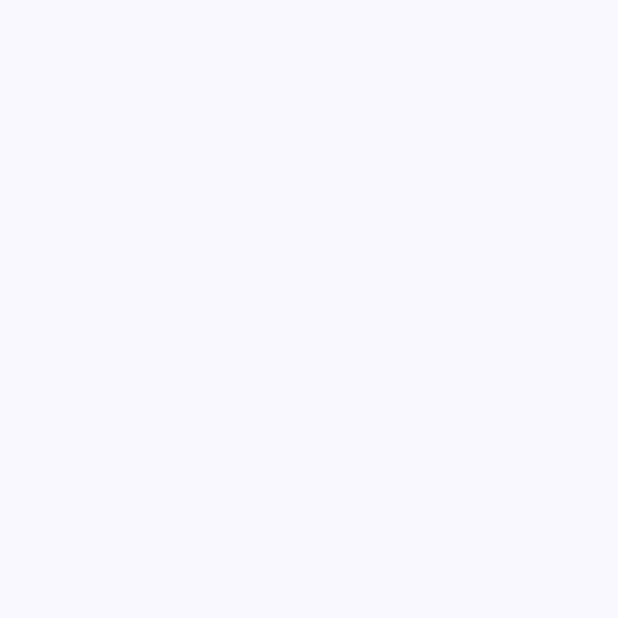
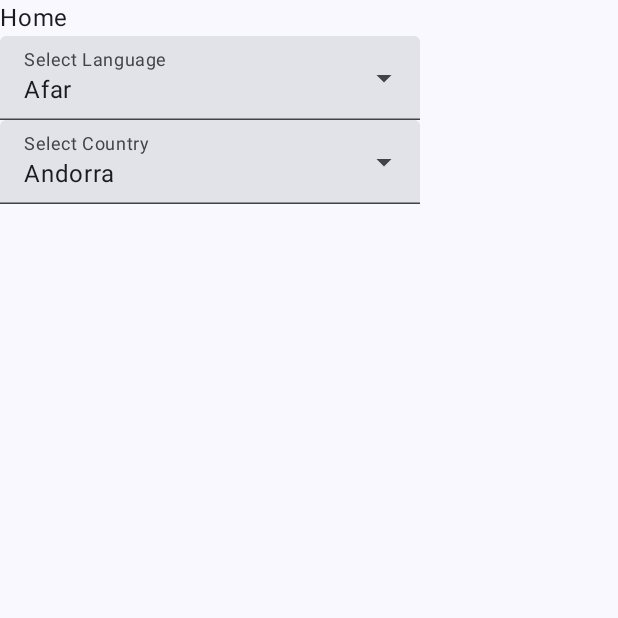
Before and after one commit to Akshayit22/News-App, an Android app built with Jetpack Compose: the screen it shows after launch (MainActivity), on a phone screen of 412 x 824 dp, the top half of it. Before the commit the part shown is empty. Run offline under Robolectric (Android 15) with nearby library versions, the phone set to English and light mode, and no system bars.

Commit message:
retrofit instance setup and also dropdown component created for lang and country.

```diff
--- a/app/build.gradle.kts
+++ b/app/build.gradle.kts
@@ -23,6 +23,7 @@ android {
 
         val properties = Properties()
         properties.load(project.rootProject.file("local.properties").inputStream())
+        buildConfigField("String", "API_BASE_URL", properties.getProperty("API_BASE_URL"))
         buildConfigField("String", "API_KEY", properties.getProperty("API_KEY"))
     }
 
@@ -66,6 +67,9 @@ dependencies {
     debugImplementation(libs.androidx.ui.tooling)
     debugImplementation(libs.androidx.ui.test.manifest)
 
+
+    implementation("androidx.compose.material3:material3:1.2.1")
+
     val kotlin_redux_ver = "0.5.5"
 
     implementation("org.reduxkotlin:redux-kotlin-threadsafe-jvm:$kotlin_redux_ver")
--- a/app/src/main/java/com/aks/hotnews/MainActivity.kt
+++ b/app/src/main/java/com/aks/hotnews/MainActivity.kt
@@ -17,6 +17,7 @@ import androidx.compose.runtime.Composable
 import androidx.compose.ui.Modifier
 import androidx.compose.ui.tooling.preview.Preview
 import androidx.core.view.WindowCompat
+import com.aks.hotnews.ui.navigation.NavigationGraph
 import com.aks.hotnews.ui.theme.HotNewsTheme
 
 class MainActivity : ComponentActivity() {
@@ -35,7 +36,7 @@ class MainActivity : ComponentActivity() {
                             .fillMaxSize()
                             .padding(WindowInsets.safeDrawing.asPaddingValues()) // respect status bar
                     ) {
-                        HelloWorld()
+                        NavigationGraph()
                     }
                 }
             }
@@ -47,7 +48,7 @@ class MainActivity : ComponentActivity() {
 fun HelloWorld(){
     val apiKey = BuildConfig.API_KEY
     Text(
-        text = "$apiKey"
+        text = apiKey
     )
 }
 
--- /dev/null
+++ b/app/src/main/java/com/aks/hotnews/data/model/news/New.kt
@@ -0,0 +1,18 @@
+package com.aks.hotnews.data.model.news
+
+data class News(
+    val author: String,
+    val authors: List<String>,
+    val category: String,
+    val id: Int,
+    val image: String,
+    val language: String,
+    val publish_date: String,
+    val sentiment: Double,
+    val source_country: String,
+    val summary: String,
+    val text: String,
+    val title: String,
+    val url: String,
+    val video: Any
+)
--- /dev/null
+++ b/app/src/main/java/com/aks/hotnews/data/model/news/NewsModel.kt
@@ -0,0 +1,8 @@
+package com.aks.hotnews.data.model.news
+
+data class NewsModel(
+    val available: Int,
+    val news: List<News>,
+    val number: Int,
+    val offset: Int
+)
--- /dev/null
+++ b/app/src/main/java/com/aks/hotnews/data/model/other/CountryCode.kt
@@ -0,0 +1,199 @@
+package com.aks.hotnews.data.model.other
+
+data class CountryCode (
+    val Country: String,
+    val Code: String
+)
+
+val countries = listOf(
+    CountryCode("Andorra", "ad"),
+    CountryCode("United Arab Emirates", "ae"),
+    CountryCode("Afghanistan", "af"),
+    CountryCode("Anguilla", "ai"),
+    CountryCode("Albania", "al"),
+    CountryCode("Armenia", "am"),
+    CountryCode("Angola", "ao"),
+    CountryCode("Argentina", "ar"),
+    CountryCode("Austria", "at"),
+    CountryCode("Australia", "au"),
+    CountryCode("Aruba", "aw"),
+    CountryCode("Azerbaijan", "az"),
+    CountryCode("Bosnia And Herzegovina", "ba"),
+    CountryCode("Barbados", "bb"),
+    CountryCode("Belgium", "be"),
+    CountryCode("Burkina Faso", "bf"),
+    CountryCode("Bulgaria", "bg"),
+    CountryCode("Bahrain", "bh"),
+    CountryCode("Burundi", "bi"),
+    CountryCode("Benin", "bj"),
+    CountryCode("Bermuda", "bm"),
+    CountryCode("Brunei Darussalam", "bn"),
+    CountryCode("Bolivia", "bo"),
+    CountryCode("Brazil", "br"),
+    CountryCode("Bahamas", "bs"),
+    CountryCode("Botswana", "bw"),
+    CountryCode("Belarus", "by"),
+    CountryCode("Belize", "bz"),
+    CountryCode("Canada", "ca"),
+    CountryCode("Central African Republic", "cf"),
+    CountryCode("Republic Of The Congo", "cg"),
+    CountryCode("Switzerland", "ch"),
+    CountryCode("Chile", "cl"),
+    CountryCode("Cameroon", "cm"),
+    CountryCode("China", "cn"),
+    CountryCode("Colombia", "co"),
+    CountryCode("Costa Rica", "cr"),
+    CountryCode("Cuba", "cu"),
+    CountryCode("Cape Verde", "cv"),
+    CountryCode("Cyprus", "cy"),
+    CountryCode("Czech Republic", "cz"),
+    CountryCode("Germany", "de"),
+    CountryCode("Djibouti", "dj"),
+    CountryCode("Denmark", "dk"),
+    CountryCode("Dominican Republic", "do"),
+    CountryCode("Algeria", "dz"),
+    CountryCode("Ecuador", "ec"),
+    CountryCode("Estonia", "ee"),
+    CountryCode("Egypt", "eg"),
+    CountryCode("Eritrea", "er"),
+    CountryCode("Spain", "es"),
+    CountryCode("Ethiopia", "et"),
+    CountryCode("Europe", "eu"),
+    CountryCode("Finland", "fi"),
+    CountryCode("Fiji", "fj"),
+    CountryCode("Faroe Islands", "fo"),
+    CountryCode("France", "fr"),
+    CountryCode("Gabon", "ga"),
+    CountryCode("United Kingdom", "gb"),
+    CountryCode("Georgia", "ge"),
+    CountryCode("French Guiana", "gf"),
+    CountryCode("Guernsey", "gg"),
+    CountryCode("Ghana", "gh"),
+    CountryCode("Gambia", "gm"),
+    CountryCode("Guinea", "gn"),
+    CountryCode("Greece", "gr"),
+    CountryCode("Guatemala", "gt"),
+    CountryCode("Guinea-bissau", "gw"),
+    CountryCode("Guyana", "gy"),
+    CountryCode("Hong Kong", "hk"),
+    CountryCode("Honduras", "hn"),
+    CountryCode("Croatia", "hr"),
+    CountryCode("Haiti", "ht"),
+    CountryCode("Hungary", "hu"),
+    CountryCode("Indonesia", "id"),
+    CountryCode("Ireland", "ie"),
+    CountryCode("Israel", "il"),
+    CountryCode("Isle Of Man", "im"),
+    CountryCode("India", "in"),
+    CountryCode("British Indian Ocean Territory", "io"),
+    CountryCode("Iraq", "iq"),
+    CountryCode("Iran", "ir"),
+    CountryCode("Iceland", "is"),
+    CountryCode("Italy", "it"),
+    CountryCode("Jamaica", "jm"),
+    CountryCode("Jordan", "jo"),
+    CountryCode("Japan", "jp"),
+    CountryCode("Kenya", "ke"),
+    CountryCode("Kyrgyzstan", "kg"),
+    CountryCode("Cambodia", "kh"),
+    CountryCode("North Korea", "kp"),
+    CountryCode("South Korea", "kr"),
+    CountryCode("Kuwait", "kw"),
+    CountryCode("Cayman Islands", "ky"),
+    CountryCode("Kazakhstan", "kz"),
+    CountryCode("Laos", "la"),
+    CountryCode("Lebanon", "lb"),
+    CountryCode("Sri Lanka", "lk"),
+    CountryCode("Liberia", "lr"),
+    CountryCode("Lithuania", "lt"),
+    CountryCode("Luxembourg", "lu"),
+    CountryCode("Latvia", "lv"),
+    CountryCode("Libya", "ly"),
+    CountryCode("Morocco", "ma"),
+    CountryCode("Monaco", "mc"),
+    CountryCode("Moldova", "md"),
+    CountryCode("Montenegro", "me"),
+    CountryCode("Madagascar", "mg"),
+    CountryCode("Macedonia", "mk"),
+    CountryCode("Myanmar", "mm"),
+    CountryCode("Mongolia", "mn"),
+    CountryCode("Macao", "mo"),
+    CountryCode("Northern Mariana Islands", "mp"),
+    CountryCode("Mauritania", "mr"),
+    CountryCode("Malta", "mt"),
+    CountryCode("Malawi", "mw"),
+    CountryCode("Mexico", "mx"),
+    CountryCode("Malaysia", "my"),
+    CountryCode("Mozambique", "mz"),
+    CountryCode("Namibia", "na"),
+    CountryCode("Niger", "ne"),
+    CountryCode("Nigeria", "ng"),
+    CountryCode("Nicaragua", "ni"),
+    CountryCode("Netherlands", "nl"),
+    CountryCode("Norway", "no"),
+    CountryCode("Nepal", "np"),
+    CountryCode("New Zealand", "nz"),
+    CountryCode("Panama", "pa"),
+    CountryCode("Peru", "pe"),
+    CountryCode("French Polynesia", "pf"),
+    CountryCode("Papua New Guinea", "pg"),
+    CountryCode("Philippines", "ph"),
+    CountryCode("Pakistan", "pk"),
+    CountryCode("Poland", "pl"),
+    CountryCode("Puerto Rico", "pr"),
+    CountryCode("Palestinian Territory", "ps"),
+    CountryCode("Portugal", "pt"),
+    CountryCode("Paraguay", "py"),
+    CountryCode("Qatar", "qa"),
+    CountryCode("Reunion", "re"),
+    CountryCode("Romania", "ro"),
+    CountryCode("Serbia", "rs"),
+    CountryCode("Russia", "ru"),
+    CountryCode("Rwanda", "rw"),
+    CountryCode("Saudi Arabia", "sa"),
+    CountryCode("Solomon Islands", "sb"),
+    CountryCode("Sudan", "sd"),
+    CountryCode("Sweden", "se"),
+    CountryCode("Singapore", "sg"),
+    CountryCode("Slovenia", "si"),
+    CountryCode("Slovakia", "sk"),
+    CountryCode("Sierra Leone", "sl"),
+    CountryCode("San Marino", "sm"),
+    CountryCode("Senegal", "sn"),
+    CountryCode("Somalia", "so"),
+    CountryCode("Suriname", "sr"),
+    CountryCode("South Sudan", "ss"),
+    CountryCode("Sao Tome And Principe", "st"),
+    CountryCode("El Salvador", "sv"),
+    CountryCode("Syria", "sy"),
+    CountryCode("Swaziland", "sz"),
+    CountryCode("Chad", "td"),
+    CountryCode("Togo", "tg"),
+    CountryCode("Thailand", "th"),
+    CountryCode("Tajikistan", "tj"),
+    CountryCode("Timor-leste", "tl"),
+    CountryCode("Turkmenistan", "tm"),
+    CountryCode("Tunisia", "tn"),
+    CountryCode("Turkey", "tr"),
+    CountryCode("Trinidad And Tobago", "tt"),
+    CountryCode("Tuvalu", "tv"),
+    CountryCode("Taiwan", "tw"),
+    CountryCode("Tanzania", "tz"),
+    CountryCode("Ukraine", "ua"),
+    CountryCode("Uganda", "ug"),
+    CountryCode("United States Of America", "us"),
+    CountryCode("Uruguay", "uy"),
+    CountryCode("Uzbekistan", "uz"),
+    CountryCode("Holy See", "va"),
+    CountryCode("Saint Vincent And The Grenadines", "vc"),
+    CountryCode("Venezuela", "ve"),
+    CountryCode("Virgin Islands, U.S.", "vi"),
+    CountryCode("Vietnam", "vn"),
+    CountryCode("Vanuatu", "vu"),
+    CountryCode("Kosovo", "xk"),
+    CountryCode("Yemen", "ye"),
+    CountryCode("Mayotte", "yt"),
+    CountryCode("South Africa", "za"),
+    CountryCode("Zambia", "zm"),
+    CountryCode("Zimbabwe", "zw")
+)
--- /dev/null
+++ b/app/src/main/java/com/aks/hotnews/data/model/other/LanguageCode.kt
@@ -0,0 +1,29 @@
+package com.aks.hotnews.data.model.other
+
+data class LanguageCode(
+    val Language : String,
+    val Code : String
+)
+
+val languages = listOf(
+    LanguageCode("Afar", "aa"), LanguageCode("Amharic", "am"), LanguageCode("Arabic", "ar"),
+    LanguageCode("Bengali", "bn"), LanguageCode("Bosnian", "bs"), LanguageCode("Bulgarian", "bg"),
+    LanguageCode("Burmese", "my"), LanguageCode("Chinese", "zh"), LanguageCode("Croatian", "hr"),
+    LanguageCode("Czech", "cs"), LanguageCode("Danish", "da"), LanguageCode("Dutch", "nl"),
+    LanguageCode("English", "en"), LanguageCode("Estonian", "et"), LanguageCode("Finnish", "fi"),
+    LanguageCode("French", "fr"), LanguageCode("German", "de"), LanguageCode("Greek", "el"),
+    LanguageCode("Hebrew", "he"), LanguageCode("Hindi", "hi"), LanguageCode("Hungarian", "hu"),
+    LanguageCode("Icelandic", "is"), LanguageCode("Indonesian", "id"), LanguageCode("Italian", "it"),
+    LanguageCode("Japanese", "ja"), LanguageCode("Korean", "ko"), LanguageCode("Lao", "lo"),
+    LanguageCode("Latvian", "lv"), LanguageCode("Lithuanian", "lt"), LanguageCode("Macedonian", "mk"),
+    LanguageCode("Malay", "ms"), LanguageCode("Maltese", "mt"), LanguageCode("Marathi", "mr"),
+    LanguageCode("Māori", "mi"), LanguageCode("Nepali", "ne"), LanguageCode("Norwegian", "nb"),
+    LanguageCode("Norwegian", "no"), LanguageCode("Persian", "fa"), LanguageCode("Polish", "pl"),
+    LanguageCode("Portuguese", "pt"), LanguageCode("Romanian", "ro"), LanguageCode("Russian", "ru"),
+    LanguageCode("Serbian", "sr"), LanguageCode("Sinhalese", "si"), LanguageCode("Slovak", "sk"),
+    LanguageCode("Slovene", "sl"), LanguageCode("Somali", "so"), LanguageCode("Spanish", "es"),
+    LanguageCode("Swedish", "sv"), LanguageCode("Tajik", "tg"), LanguageCode("Tamil", "ta"),
+    LanguageCode("Telugu", "te"), LanguageCode("Thai", "th"), LanguageCode("Turkish", "tr"),
+    LanguageCode("Ukrainian", "uk"), LanguageCode("Urdu", "ur"), LanguageCode("Uzbek", "uz"),
+    LanguageCode("Vietnamese", "vi")
+)
--- /dev/null
+++ b/app/src/main/java/com/aks/hotnews/data/model/topnews/TopNew.kt
@@ -0,0 +1,7 @@
+package com.aks.hotnews.data.model.topnews
+
+import com.aks.hotnews.data.model.news.News
+
+data class TopNew(
+    val news: List<News>
+)
--- /dev/null
+++ b/app/src/main/java/com/aks/hotnews/data/model/topnews/TopNews.kt
@@ -0,0 +1,7 @@
+package com.aks.hotnews.data.model.topnews
+
+data class TopNews(
+    val country: String,
+    val language: String,
+    val top_news: List<TopNew>
+)
--- /dev/null
+++ b/app/src/main/java/com/aks/hotnews/data/remote/ApiService.kt
@@ -0,0 +1,31 @@
+package com.aks.hotnews.data.remote
+
+import com.aks.hotnews.data.model.news.NewsModel
+import com.aks.hotnews.data.model.topnews.TopNews
+import retrofit2.http.GET
+import retrofit2.http.Query
+
+interface ApiService {
+
+    @GET
+    suspend fun getTopNews(
+        @Query("api-key") apiKey: String,
+        @Query("language") language: String,
+        @Query("source-countries") sourceCountries: String,
+        @Query("date") date: String? = null // 2025-05-01
+    ): TopNews
+
+    @GET
+    suspend fun searchNews(
+        @Query("api-key") apiKey: String,
+        @Query("language") language: String,
+        @Query("source-countries") sourceCountries: String? = null,
+        @Query("offset") offset: Int,
+        @Query("number") number: Int,
+        @Query("text") text: String? = null,
+        @Query("earliest-publish-date") earliestPublishDate: String? = null, //today, 2025-05-02
+        @Query("sort") sort: String? = null, // publish-time
+        @Query("sort-direction") sortDirection: String? = null, // ASC or DESC
+    ): NewsModel
+
+}
--- /dev/null
+++ b/app/src/main/java/com/aks/hotnews/data/remote/RetrofitInstance.kt
@@ -0,0 +1,18 @@
+package com.aks.hotnews.data.remote
+
+import com.aks.hotnews.BuildConfig
+import retrofit2.Retrofit
+import retrofit2.converter.gson.GsonConverterFactory
+
+object RetrofitInstance {
+
+    private const val BASE_URL = BuildConfig.API_BASE_URL
+
+    val api: ApiService by lazy {
+        Retrofit.Builder()
+            .baseUrl(BASE_URL)
+            .addConverterFactory(GsonConverterFactory.create())
+            .build()
+            .create(ApiService::class.java)
+    }
+}
--- /dev/null
+++ b/app/src/main/java/com/aks/hotnews/data/repository/NewsRepository.kt
@@ -0,0 +1,38 @@
+package com.aks.hotnews.data.repository
+
+import com.aks.hotnews.BuildConfig
+import com.aks.hotnews.data.model.news.NewsModel
+import com.aks.hotnews.data.model.topnews.TopNews
+import com.aks.hotnews.data.remote.RetrofitInstance
+import com.aks.hotnews.utils.network.NetworkResponse
+
+class NewsRepository {
+    private val apiService = RetrofitInstance.api
+
+    suspend fun getTopNews(): NetworkResponse<TopNews> {
+        return try {
+            val response = apiService.getTopNews(
+                apiKey = BuildConfig.API_KEY,
+                language = "en",
+                sourceCountries = "us"
+            )
+            NetworkResponse.Success(response)
+        } catch (e: Exception) {
+            NetworkResponse.Error(e.localizedMessage ?: "An unexpected error occurred")
+        }
+    }
+
+    suspend fun getSearchNews(): NetworkResponse<NewsModel> {
+        return try {
+            val response = apiService.searchNews(
+                apiKey = BuildConfig.API_KEY,
+                language = "en",
+                offset = 0,
+                number = 5
+            )
+            NetworkResponse.Success(response)
+        } catch (e: Exception) {
+            NetworkResponse.Error(e.localizedMessage ?: "An unexpected error occurred")
+        }
+    }
+}
--- /dev/null
+++ b/app/src/main/java/com/aks/hotnews/ui/components/dropdown/CountryDropdown.kt
@@ -0,0 +1,52 @@
+package com.aks.hotnews.ui.components.dropdown
+
+import androidx.compose.material3.DropdownMenuItem
+import androidx.compose.material3.ExperimentalMaterial3Api
+import androidx.compose.material3.ExposedDropdownMenuBox
+import androidx.compose.material3.ExposedDropdownMenuDefaults
+import androidx.compose.material3.Text
+import androidx.compose.material3.TextField
+import androidx.compose.runtime.Composable
+import androidx.compose.runtime.getValue
+import androidx.compose.runtime.mutableStateOf
+import androidx.compose.runtime.remember
+import androidx.compose.runtime.setValue
+import androidx.compose.ui.Modifier
+import com.aks.hotnews.data.model.other.CountryCode
+import kotlin.collections.forEach
+
+@OptIn(ExperimentalMaterial3Api::class)
+@Composable
+fun CountryDropdown(countries: List<CountryCode>) {
+    var expanded by remember { mutableStateOf(false) }
+    var selectedCountry by remember { mutableStateOf(countries[0]) }
+
+    ExposedDropdownMenuBox(
+        expanded = expanded,
+        onExpandedChange = { expanded = !expanded }
+    ) {
+        TextField(
+            value = selectedCountry.Country,
+            onValueChange = {},
+            readOnly = true,
+            label = { Text("Select Country") },
+            trailingIcon = { ExposedDropdownMenuDefaults.TrailingIcon(expanded) },
+            modifier = Modifier.menuAnchor()
+        )
+
+        ExposedDropdownMenu(
+            expanded = expanded,
+            onDismissRequest = { expanded = false }
+        ) {
+            countries.forEach { country ->
+                DropdownMenuItem(
+                    text = { Text("${country.Country} (${country.Code})") },
+                    onClick = {
+                        selectedCountry = country
+                        expanded = false
+                    }
+                )
+            }
+        }
+    }
+}
--- /dev/null
+++ b/app/src/main/java/com/aks/hotnews/ui/components/dropdown/LanguageDropdown.kt
@@ -0,0 +1,52 @@
+package com.aks.hotnews.ui.components.dropdown
+
+import androidx.compose.material3.DropdownMenuItem
+import androidx.compose.material3.ExperimentalMaterial3Api
+import androidx.compose.material3.ExposedDropdownMenuBox
+import androidx.compose.material3.ExposedDropdownMenuDefaults
+import androidx.compose.material3.Text
+import androidx.compose.material3.TextField
+import androidx.compose.runtime.Composable
+import androidx.compose.runtime.getValue
+import androidx.compose.runtime.mutableStateOf
+import androidx.compose.runtime.remember
+import androidx.compose.runtime.setValue
+import androidx.compose.ui.Modifier
+import com.aks.hotnews.data.model.other.LanguageCode
+import kotlin.collections.forEach
+
+@OptIn(ExperimentalMaterial3Api::class)
+@Composable
+fun LanguageDropdown(languages: List<LanguageCode>) {
+    var expanded by remember { mutableStateOf(false) }
+    var selectedLanguage by remember { mutableStateOf(languages[0]) }
+
+    ExposedDropdownMenuBox(
+        expanded = expanded,
+        onExpandedChange = { expanded = !expanded }
+    ) {
+        TextField(
+            value = selectedLanguage.Language,
+            onValueChange = {},
+            readOnly = true,
+            label = { Text("Select Language") },
+            trailingIcon = { ExposedDropdownMenuDefaults.TrailingIcon(expanded) },
+            modifier = Modifier.menuAnchor()
+        )
+
+        ExposedDropdownMenu(
+            expanded = expanded,
+            onDismissRequest = { expanded = false }
+        ) {
+            languages.forEach { language ->
+                DropdownMenuItem(
+                    text = { Text("${language.Language} (${language.Code})") },
+                    onClick = {
+                        selectedLanguage = language
+                        expanded = false
+                    }
+                )
+            }
+        }
+    }
+}
--- /dev/null
+++ b/app/src/main/java/com/aks/hotnews/ui/navigation/NavGraph.kt
@@ -0,0 +1,25 @@
+package com.aks.hotnews.ui.navigation
+
+import androidx.compose.runtime.Composable
+import androidx.navigation.compose.NavHost
+import androidx.navigation.compose.composable
+import androidx.navigation.compose.rememberNavController
+import com.aks.hotnews.ui.screens.detail.Detail
+import com.aks.hotnews.ui.screens.home.Home
+
+@Composable
+fun NavigationGraph(){
+    val navController = rememberNavController()
+
+    NavHost(navController, startDestination = Screen.Home.route){
+
+        composable(route = Screen.Home.route){
+            Home(navController)
+        }
+
+        composable(route = Screen.Detail.route){
+            Detail(navController)
+        }
+
+    }
+}
--- /dev/null
+++ b/app/src/main/java/com/aks/hotnews/ui/navigation/Screen.kt
@@ -0,0 +1,6 @@
+package com.aks.hotnews.ui.navigation
+
+sealed class Screen(val route:String){
+    object Home:Screen("home")
+    object Detail:Screen("detail")
+}
--- /dev/null
+++ b/app/src/main/java/com/aks/hotnews/ui/screens/detail/Detail.kt
@@ -0,0 +1,26 @@
+package com.aks.hotnews.ui.screens.detail
+
+import androidx.compose.runtime.Composable
+import androidx.compose.foundation.layout.Arrangement
+import androidx.compose.foundation.layout.Column
+import androidx.compose.foundation.layout.Spacer
+import androidx.compose.foundation.layout.fillMaxSize
+import androidx.compose.foundation.layout.height
+import androidx.compose.material3.Button
+import androidx.compose.material3.Text
+import androidx.compose.ui.Alignment
+import androidx.compose.ui.Modifier
+import androidx.compose.ui.unit.dp
+import androidx.compose.ui.unit.sp
+import androidx.navigation.NavController
+
+
+@Composable
+fun Detail(navController: NavController){
+    Column (
+        modifier = Modifier.fillMaxSize(),
+    ){
+        Text("Detail screen")
+
+    }
+}
--- /dev/null
+++ b/app/src/main/java/com/aks/hotnews/ui/screens/home/Home.kt
@@ -0,0 +1,24 @@
+package com.aks.hotnews.ui.screens.home
+
+import androidx.compose.foundation.layout.Column
+import androidx.compose.foundation.layout.fillMaxSize
+import androidx.compose.material3.Text
+import androidx.compose.runtime.Composable
+import androidx.compose.ui.Modifier
+import androidx.navigation.NavController
+import com.aks.hotnews.data.model.other.countries
+import com.aks.hotnews.data.model.other.languages
+import com.aks.hotnews.ui.components.dropdown.CountryDropdown
+import com.aks.hotnews.ui.components.dropdown.LanguageDropdown
+
+@Composable
+fun Home(navController: NavController){
+    Column (
+        modifier = Modifier.fillMaxSize(),
+    ){
+        Text("Home")
+        LanguageDropdown(languages)
+
+        CountryDropdown(countries)
+    }
+}
--- /dev/null
+++ b/app/src/main/java/com/aks/hotnews/utils/network/NetworkResponse.kt
@@ -0,0 +1,7 @@
+package com.aks.hotnews.utils.network
+
+sealed class NetworkResponse<out T> {
+    data class Success<out T>(val data:T) : NetworkResponse<T>()
+    data class  Error(val message: String) : NetworkResponse<Nothing>()
+    object Loading : NetworkResponse<Nothing>()
+}
```
